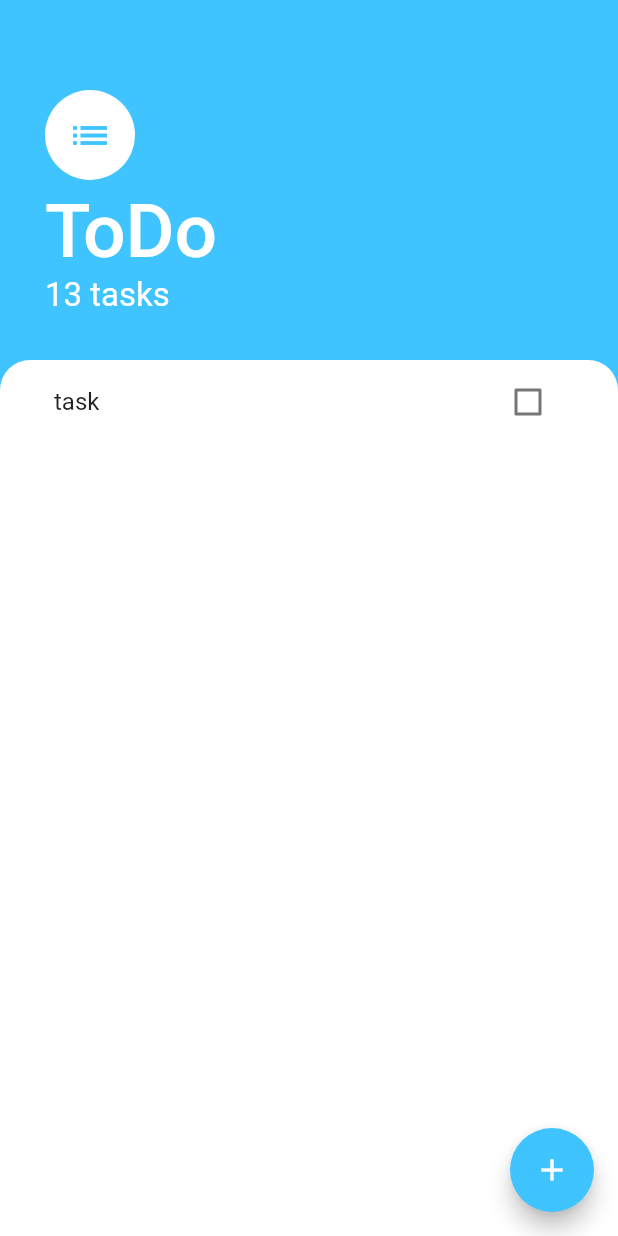
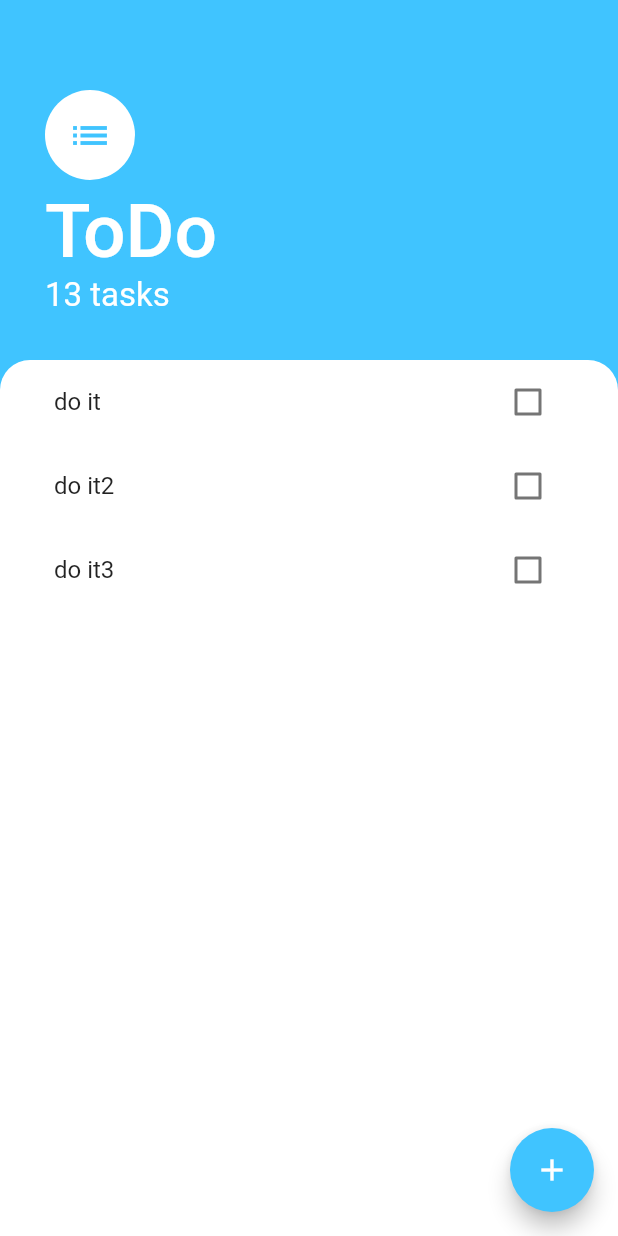
Before and after one commit to udrepo/todo_app, a Flutter app: the screen it shows after launch, on a phone screen of 412 x 824 dp. Run offline on Flutter 3.47's test engine with Material 2 defaults, Android fonts, the phone set to English and light mode, and no system bars.

```diff
--- /dev/null
+++ b/lib/models/task.dart
@@ -0,0 +1,9 @@
+class Task{
+  final String name;
+  bool isDone;
+
+  Task({this.name, this.isDone});
+
+
+  void toggleDone() => isDone = !isDone;
+}
--- a/lib/widgets/task_tile.dart
+++ b/lib/widgets/task_tile.dart
@@ -1,41 +1,25 @@
 import 'package:flutter/material.dart';
 
-class TaskTile extends StatefulWidget {
-  @override
-  _TaskTileState createState() => _TaskTileState();
-}
+class TaskTile extends StatelessWidget{
+  final bool isChecked;
+final String taskTitle;
+final Function cbCallback;
 
-class _TaskTileState extends State<TaskTile> {
-  bool isChecked = false;
+  TaskTile({this.isChecked, this.taskTitle, this.cbCallback});
 
   @override
   Widget build(BuildContext context) {
     return ListTile(
       title: Text(
-        'task',
+        taskTitle,
         style: TextStyle(
             decoration: isChecked ? TextDecoration.lineThrough : null),
       ),
-      trailing: TaskCheckBox(isChecked, (checkboxState) {
-        setState(() {
-          isChecked = checkboxState;
-        });
-      }),
+      trailing: Checkbox(
+        activeColor: Colors.lightBlueAccent,
+        value: isChecked,
+        onChanged: cbCallback,
+      ),
     );
   }
 }
-
-class TaskCheckBox extends StatelessWidget {
-  final bool checkboxState;
-  final Function toggleCheckbox;
-
-  TaskCheckBox(this.checkboxState, this.toggleCheckbox);
-
-  @override
-  Widget build(BuildContext context) {
-    return Checkbox(
-      value: checkboxState,
-      onChanged: toggleCheckbox,
-    );
-  }
-}
--- a/lib/widgets/tasks_list.dart
+++ b/lib/widgets/tasks_list.dart
@@ -1,4 +1,5 @@
 import 'package:flutter/material.dart';
+import 'package:todo_app/models/task.dart';
 import 'package:todo_app/widgets/task_tile.dart';
 
 
@@ -8,12 +9,25 @@ class TasksList extends StatefulWidget {
 }
 
 class _TasksListState extends State<TasksList> {
+  List<Task> tasks = [
+    Task(name: 'do it', isDone: false),
+    Task(name: 'do it2', isDone: false),
+    Task(name: 'do it3', isDone: false),
+  ];
+
   @override
   Widget build(BuildContext context) {
-    return ListView(
-      children: [
-        TaskTile()
-      ],
+    return ListView.builder(
+      itemBuilder: (context, index) => TaskTile(
+        taskTitle: tasks[index].name,
+        isChecked: tasks[index].isDone,
+        cbCallback: (cbState){
+          setState(() {
+            tasks[index].toggleDone();
+          });
+        },
+      ),
+      itemCount: tasks.length,
     );
   }
 }
```
